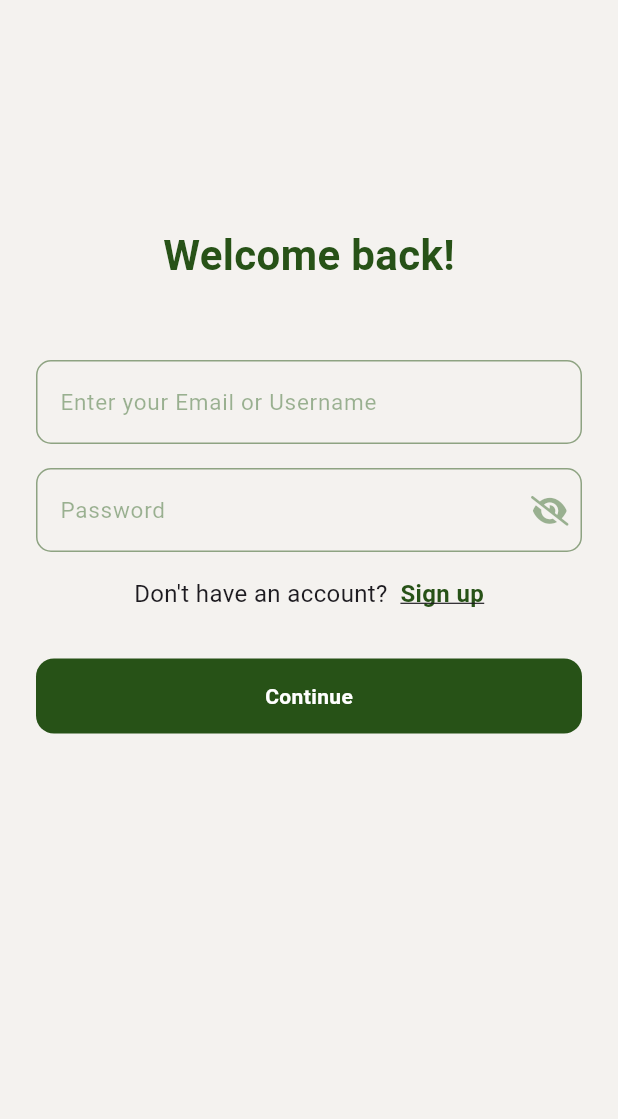
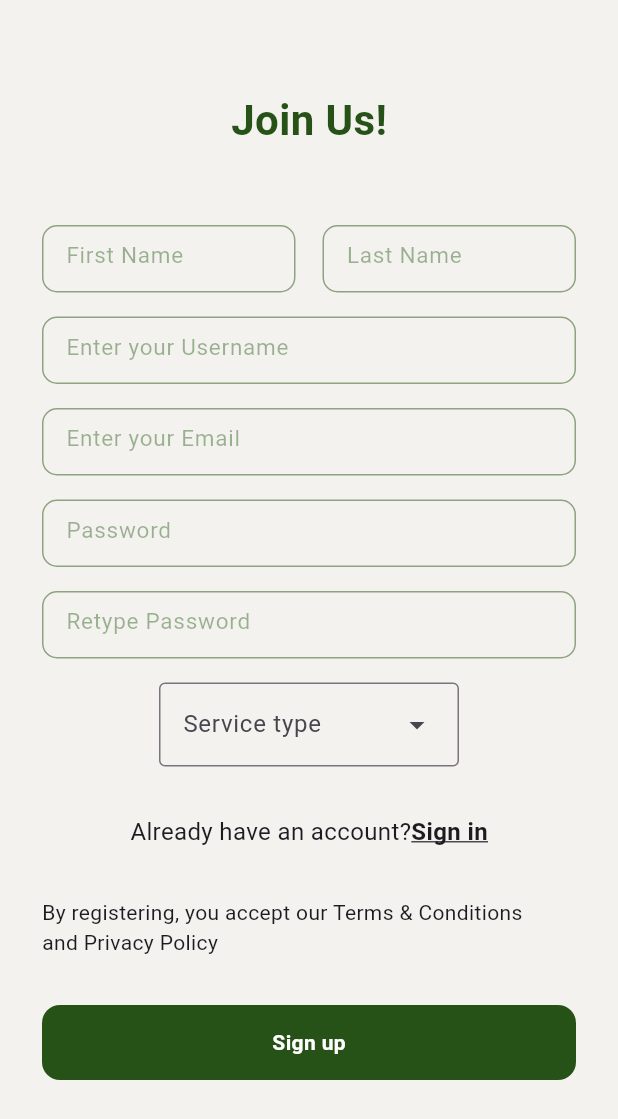
Before and after one commit to MohamedMagdy2810/Roadside-assitance, a Flutter app: the screen it shows after launch, after a tap on "Service provider", on a phone screen of 412 x 824 dp. Shown: the top 1119 px of the screen. Run offline on Flutter 3.47's test engine with Material 3 defaults, Android fonts, the light colour scheme and no system bars; drawn by our look-alikes of modal_progress_hud_nsn; our stand-ins replace font_awesome_flutter, shared_preferences.

Commit message:
create a service provider sign up UI ,make drop down menu widget and make a cutom text field take a hight

```diff
--- a/lib/main.dart
+++ b/lib/main.dart
@@ -5,6 +5,7 @@ import 'package:roadside_assitance/views/home_view.dart';
 import 'package:roadside_assitance/views/log_in_page.dart';
 import 'package:roadside_assitance/views/register_page.dart';
 import 'package:roadside_assitance/views/services_page.dart';
+import 'package:roadside_assitance/views/servive_provider_signup.dart';
 import 'package:roadside_assitance/views/splash_screen.dart';
 
 void main() {
@@ -27,6 +28,7 @@ class MyApp extends StatelessWidget {
         LogInPage.Id: (context) =>const  LogInPage(),
         homeView.Id: (context) =>const  homeView(),
         ServivesView.ID: (context) =>  ServivesView(),
+        service_provider_page.ID: (context) =>  service_provider_page(),
       },
       // home: LogInPage(),
 
--- a/lib/views/first_screen.dart
+++ b/lib/views/first_screen.dart
@@ -1,5 +1,6 @@
 import 'package:flutter/material.dart';
 import 'package:roadside_assitance/views/log_in_page.dart';
+import 'package:roadside_assitance/views/servive_provider_signup.dart';
 import 'package:roadside_assitance/widgets/custom_button.dart';
 
 class first_screen extends StatelessWidget {
@@ -44,7 +45,7 @@ class first_screen extends StatelessWidget {
               text: 'Service provider',
               font_size: 24,
               onTap: () {
-                Navigator.pushNamed(context, LogInPage.Id);
+                Navigator.pushNamed(context, service_provider_page.ID);
               },
             )
           ],
--- a/lib/views/log_in_page.dart
+++ b/lib/views/log_in_page.dart
@@ -133,7 +133,7 @@ class _LogInPageState extends State<LogInPage> {
                         height: 32,
                       ),
                       customButton(
-                        text: 'Continue',
+                        text: 'Log in',
                         onTap: () async {
                           if (log_FormKey.currentState!.validate()) {
                             setState(() {
@@ -164,9 +164,3 @@ class _LogInPageState extends State<LogInPage> {
     );
   }
 }
-
-void showSnackBar(BuildContext context, String message) {
-  ScaffoldMessenger.of(context).showSnackBar(
-    SnackBar(content: Text(message)),
-  );
-}
--- a/lib/views/register_page.dart
+++ b/lib/views/register_page.dart
@@ -237,7 +237,7 @@ class _registerPageState extends State<registerPage> {
                   height: 32,
                 ),
                 customButton(
-                  text: 'Continue',
+                  text: 'Sign up',
                   onTap: () {
                     // // logIn(name!, password);
                     if (reg_FormKey.currentState!.validate()) {
@@ -254,10 +254,3 @@ class _registerPageState extends State<registerPage> {
     );
   }
 }
- // void logIn(String emaill, passwordd) async {
-  //   http.Response response = await http.post(
-  //       Uri.parse(
-  //           'https://1644-197-120-14-241.ngrok-free.app/users/customers/register/'),
-  //       body: {'username': emaill, 'password': passwordd});
-  //   print(response.statusCode);
-  // }
--- /dev/null
+++ b/lib/views/servive_provider_signup.dart
@@ -0,0 +1,148 @@
+import 'package:flutter/material.dart';
+import 'package:flutter/widgets.dart';
+import 'package:roadside_assitance/constants.dart';
+import 'package:roadside_assitance/views/home_view.dart';
+import 'package:roadside_assitance/views/log_in_page.dart';
+import 'package:roadside_assitance/widgets/custom_button.dart';
+import 'package:roadside_assitance/widgets/custom_password_field.dart';
+import 'package:roadside_assitance/widgets/custom_text_field.dart';
+import 'package:roadside_assitance/widgets/drop_down_menu_services.dart';
+
+class service_provider_page extends StatefulWidget {
+  const service_provider_page({super.key});
+  static String ID = 'service_provider_page';
+
+  @override
+  State<service_provider_page> createState() => _service_provider_pageState();
+}
+
+class _service_provider_pageState extends State<service_provider_page> {
+  @override
+  Widget build(BuildContext context) {
+    return Scaffold(
+      backgroundColor: lightWhite,
+      body: Form(
+        child: SingleChildScrollView(
+          child: Padding(
+            padding: const EdgeInsets.only(left: 28, right: 28, top: 60),
+            child: Column(
+              children: [
+                const Text(
+                  'Join Us!',
+                  style: TextStyle(
+                      color: Color(0xff275217),
+                      fontSize: 28,
+                      fontWeight: FontWeight.bold),
+                ),
+                const SizedBox(
+                  height: 50,
+                ),
+                Row(
+                  children: [
+                    Expanded(
+                      child: CustomTextField(
+                        height: 45,
+                        onChanged: (data) {},
+                        hintText: 'First Name',
+                        keyboardType: TextInputType.text,
+                      ),
+                    ),
+                    SizedBox(
+                      width: 18,
+                    ),
+                    Expanded(
+                      child: CustomTextField(
+                        height: 45,
+                        onChanged: (data) {},
+                        hintText: 'Last Name',
+                        keyboardType: TextInputType.text,
+                      ),
+                    ),
+                  ],
+                ),
+                SizedBox(
+                  height: 16,
+                ),
+                CustomTextField(
+                  height: 45,
+                  onChanged: (data) {},
+                  hintText: 'Enter your Username',
+                ),
+                SizedBox(
+                  height: 16,
+                ),
+                CustomTextField(
+                  height: 45,
+                  onChanged: (data) {},
+                  hintText: 'Enter your Email',
+                ),
+                const SizedBox(
+                  height: 16,
+                ),
+                CustomPasswordField(
+                  height: 45,
+                  onChanged: (data) {},
+                  isPassword: true,
+                  hintText: 'Password',
+                ),
+                const SizedBox(
+                  height: 16,
+                ),
+                CustomPasswordField(
+                  height: 45,
+                  onChanged: (data) {},
+                  hintText: 'Retype Password',
+                  isPassword: true,
+                ),
+                const SizedBox(
+                  height: 16,
+                ),
+                custom_drop_down_menu(),
+                // CustomDropdown(),
+                const SizedBox(
+                  height: 32,
+                ),
+                Row(
+                  mainAxisAlignment: MainAxisAlignment.center,
+                  children: [
+                    const Text(
+                      'Already have an account?',
+                      style: TextStyle(fontSize: 16),
+                    ),
+                    GestureDetector(
+                        onTap: () {
+                          Navigator.pushNamed(context, LogInPage.Id);
+                        },
+                        child: const Text(
+                          'Sign in',
+                          style: TextStyle(
+                              fontWeight: FontWeight.bold,
+                              decoration: TextDecoration.underline,
+                              fontSize: 16),
+                        )),
+                  ],
+                ),
+                const SizedBox(
+                  height: 32,
+                ),
+                const Row(
+                  children: [
+                    Text(
+                        'By registering, you accept our Terms & Conditions\nand Privacy Policy'),
+                  ],
+                ),
+                const SizedBox(
+                  height: 32,
+                ),
+                customButton(
+                  text: 'Sign up',
+                  onTap: () {},
+                )
+              ],
+            ),
+          ),
+        ),
+      ),
+    );
+  }
+}
--- a/lib/widgets/custom_password_field.dart
+++ b/lib/widgets/custom_password_field.dart
@@ -17,11 +17,13 @@ class CustomPasswordField extends StatelessWidget {
         this.validation,
         this.suffixPressed,
         this.suffix,
+        this.height = 64,
         this.icon_colol,
         this.controller,
         required this.isPassword,
         });
   final String hintText;
+  final double height;
   Function(String?)? onChanged;
   Function()? suffixPressed;
   IconData ? suffix ;
@@ -33,7 +35,9 @@ class CustomPasswordField extends StatelessWidget {
 
   @override
   Widget build(BuildContext context) {
-    return TextFormField(
+    return Container(
+      height: height,
+      child: TextFormField(
         obscureText:isPassword,
         validator: validation,
         onChanged: onChanged,
@@ -61,6 +65,7 @@ class CustomPasswordField extends StatelessWidget {
             border: const OutlineInputBorder(
                 borderSide: BorderSide(color: KprimaryColor))),
 
+      ),
     );
   }
 }
--- a/lib/widgets/custom_text_field.dart
+++ b/lib/widgets/custom_text_field.dart
@@ -7,12 +7,16 @@ class CustomTextField extends StatelessWidget {
       {
         super.key,
         required this.hintText,
+
+
         this.onChanged,
+        this.height =64,
         this.keyboardType,
         this.validation,  this.maxlines =1,
           this.controller
         });
   final String hintText;
+  final double height;
   final int maxlines;
   Function(String?)? onChanged;
   String ? Function(String?)? validation;
@@ -20,7 +24,10 @@ class CustomTextField extends StatelessWidget {
   TextInputType ?keyboardType ;
   @override
   Widget build(BuildContext context) {
-    return TextFormField(
+    return Container(
+      height: height,
+      child: TextFormField(
+
         maxLines: maxlines,
         validator:validation ,
         keyboardType:keyboardType ,
@@ -42,6 +49,7 @@ class CustomTextField extends StatelessWidget {
             border: const OutlineInputBorder(
                 borderSide: BorderSide(color: KprimaryColor))
                 ),
+      ),
     );
   }
 }
--- /dev/null
+++ b/lib/widgets/drop_down_menu_services.dart
@@ -0,0 +1,25 @@
+import 'package:flutter/material.dart';
+
+class custom_drop_down_menu extends StatelessWidget {
+  const custom_drop_down_menu({super.key});
+
+  @override
+  Widget build(BuildContext context) {
+    return const DropdownMenu(
+      menuStyle: MenuStyle(
+
+      ),
+        hintText: "Service type",
+        width: 200,
+        menuHeight: 200,
+        dropdownMenuEntries: <DropdownMenuEntry>[
+          DropdownMenuEntry(value: (), label: "Fuel station"),
+          DropdownMenuEntry(value: (), label: "tire repair"),
+          DropdownMenuEntry(value: (), label: "battery changing"),
+          DropdownMenuEntry(value: (), label: "towing"),
+          DropdownMenuEntry(value: (), label: "towing"),
+          DropdownMenuEntry(value: (), label: "towing"),
+          DropdownMenuEntry(value: (), label: "towing"),
+        ]);
+  }
+}
--- a/lib/widgets/home_view_body.dart
+++ b/lib/widgets/home_view_body.dart
@@ -45,7 +45,7 @@ class homeViewBody extends StatelessWidget {
          const Padding(
             padding:  EdgeInsets.only(left:16.0),
             child: Text(
-              ' Service providers:',
+              ' Service providers',
               style: TextStyle(
                   color: lightGreen,
                   fontSize: 22,
```
Lines whose indentation alone changed are shown as unchanged.
